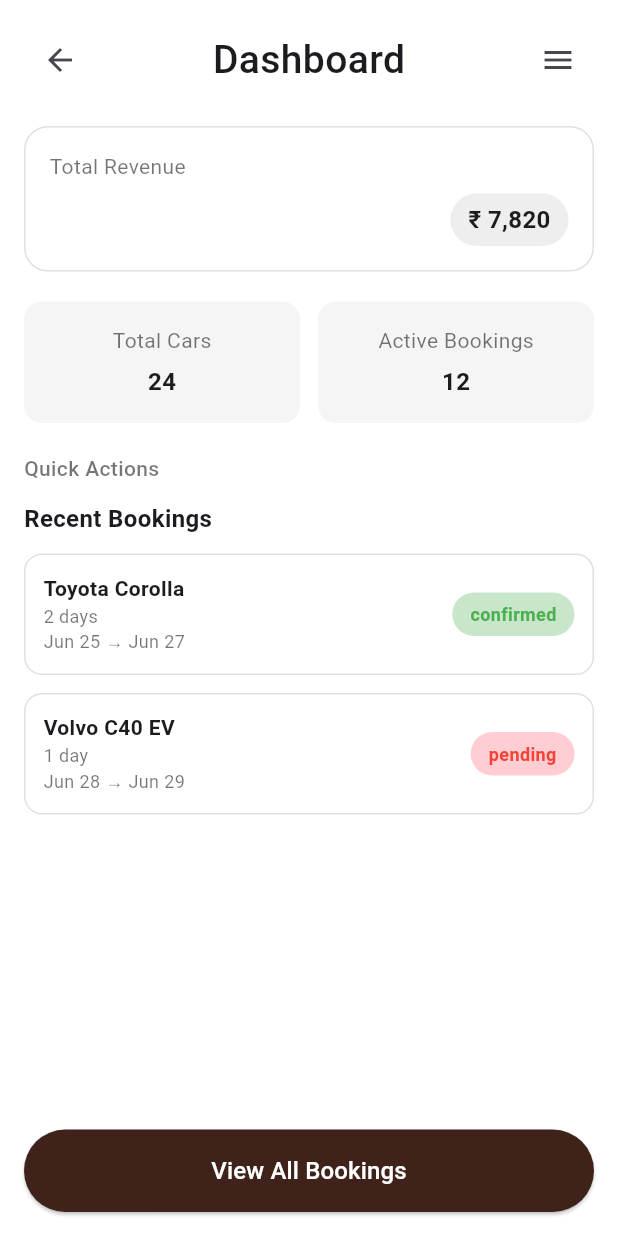
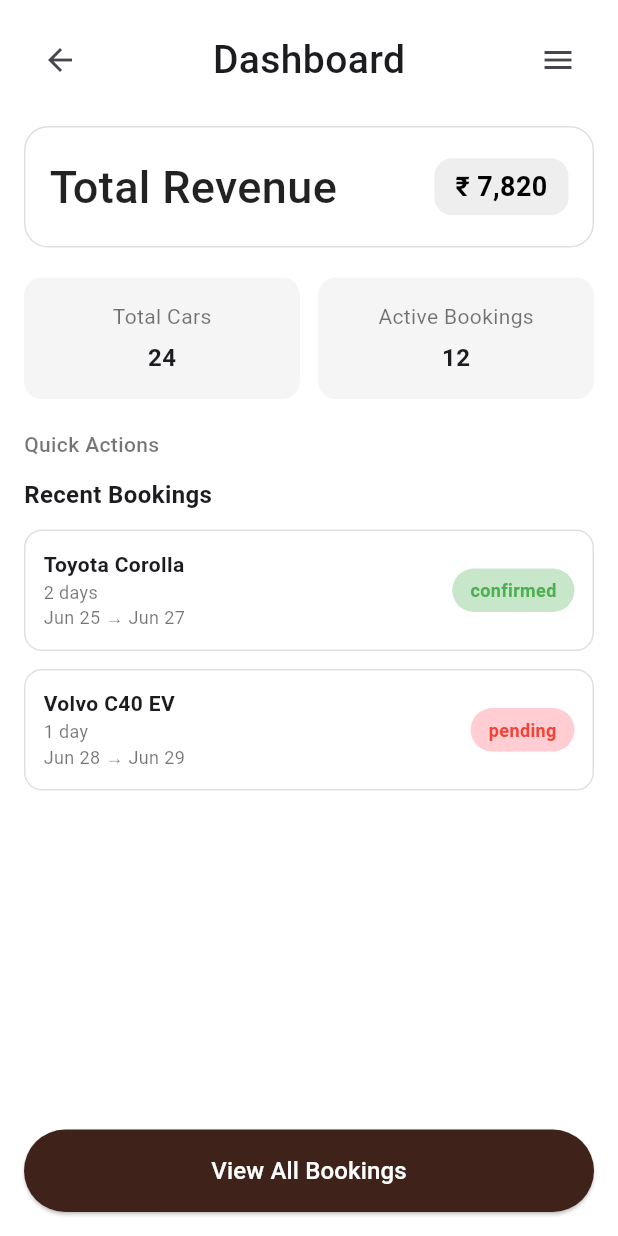
Before and after one commit to Deep-Kacha/Car_Rent_App, a Flutter app: the DashboardPage screen opened directly, on a phone screen of 412 x 824 dp. Run offline on Flutter 3.47's test engine with Material 3 defaults, Android fonts, the phone set to English and light mode, and no system bars.

Commit message:
Update A Dashboard

```diff
--- a/car_rental_project/lib/AdminScreen/DashBoard.dart
+++ b/car_rental_project/lib/AdminScreen/DashBoard.dart
@@ -31,40 +31,44 @@ class DashboardPage extends StatelessWidget {
 
               const SizedBox(height: 20),
 
-              // Total Revenue Card
+              // Total Revenue Button
               Container(
                 width: double.infinity,
-                padding: const EdgeInsets.all(16),
+                padding: const EdgeInsets.symmetric(
+                  horizontal: 16,
+                  vertical: 18,
+                ),
                 decoration: BoxDecoration(
                   color: Colors.white,
                   borderRadius: BorderRadius.circular(16),
                   border: Border.all(color: Colors.grey.shade300),
                 ),
-                child: Column(
-                  crossAxisAlignment: CrossAxisAlignment.start,
+                child: Row(
+                  mainAxisAlignment: MainAxisAlignment.spaceBetween,
                   children: [
                     const Text(
                       "Total Revenue",
-                      style: TextStyle(fontSize: 14, color: Colors.black54),
+                      style: TextStyle(
+                        fontSize: 30,
+                        fontWeight: FontWeight.w500,
+                        color: Colors.black87,
                       ),
-                    const SizedBox(height: 8),
-                    Align(
-                      alignment: Alignment.centerRight,
-                      child: Container(
+                    ),
+                    Container(
                       padding: const EdgeInsets.symmetric(
-                          horizontal: 12,
+                        horizontal: 14,
                         vertical: 6,
                       ),
                       decoration: BoxDecoration(
                         color: Colors.grey.shade200,
-                          borderRadius: BorderRadius.circular(20),
+                        borderRadius: BorderRadius.circular(12),
                       ),
                       child: const Text(
                         "\₹ 7,820",
                         style: TextStyle(
-                            fontSize: 16,
+                          fontSize: 18,
                           fontWeight: FontWeight.bold,
-                          ),
+                          color: Colors.black,
                         ),
                       ),
                     ),
```
Lines whose indentation alone changed are shown as unchanged.
